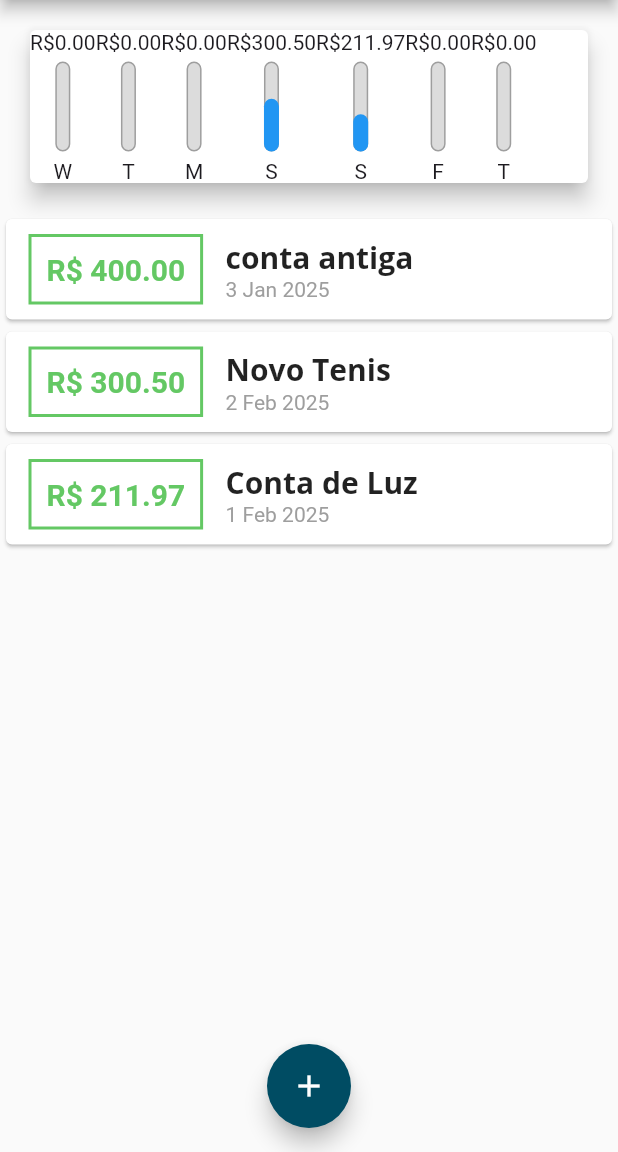
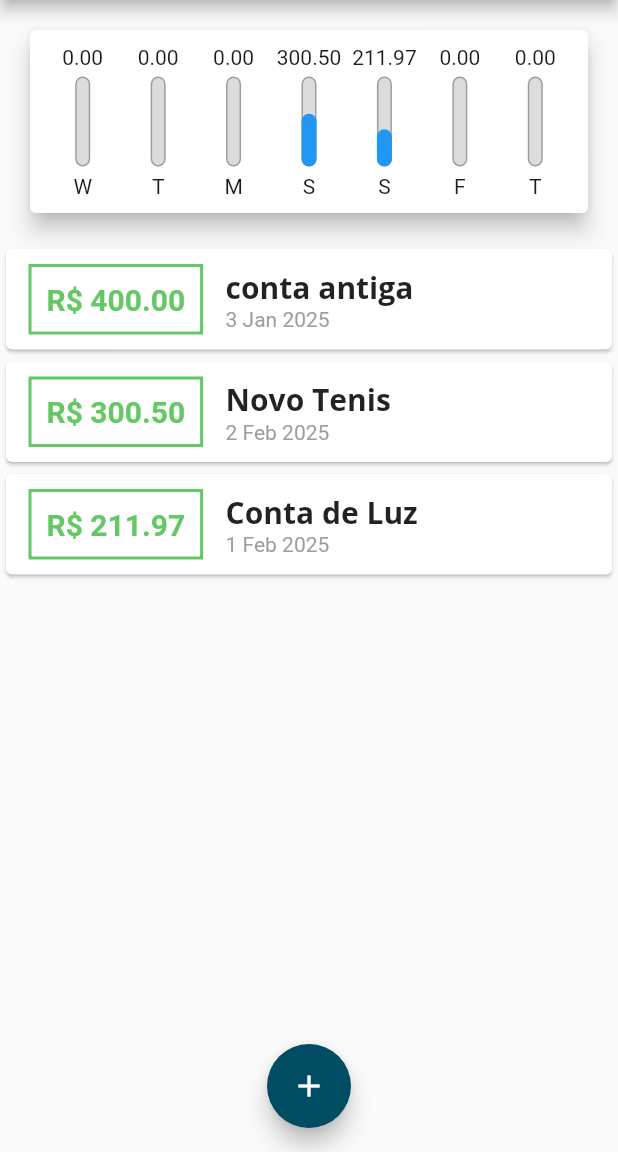
Before and after one commit to Leonardo-arau/DespesasApp, a Flutter app: the screen it shows after launch, on a phone screen of 412 x 824 dp, the part 84-1236 px from its top. Run offline on Flutter 3.47's test engine with Material 3 defaults, Android fonts, the phone set to English and light mode, and no system bars.

Commit message:
Finalizando Chart Widget

```diff
--- a/lib/components/chart.dart
+++ b/lib/components/chart.dart
@@ -42,14 +42,21 @@ class Chart extends StatelessWidget {
     return Card(
       elevation: 6,
       margin: EdgeInsets.all(20),
+      child: Padding(
+        padding: const EdgeInsets.all(10),
         child: Row(
+          mainAxisAlignment: MainAxisAlignment.spaceAround,
           children: groupedTransactions.map((tr) {
-          return ChartBar(
+            return Flexible(
+              fit: FlexFit.tight,
+              child: ChartBar(
                 label: tr['day'].toString(),
                 value: tr['value'] as double,
                 percentage: (tr['value'] as double) / _weekTotalValue,
+              ),
             );
           }).toList(),
+        ),
       ),
     );
   }
--- a/lib/components/chart_bar.dart
+++ b/lib/components/chart_bar.dart
@@ -15,7 +15,9 @@ class ChartBar extends StatelessWidget {
   Widget build(BuildContext context) {
     return Column(
       children: <Widget>[
-        Text('R\$${value.toStringAsFixed(2)}'),
+        FittedBox(
+          child: Text('${value.toStringAsFixed(2)}'),
+        ),
         SizedBox(
           height: 5,
         ),
```
Lines whose indentation alone changed are shown as unchanged.
